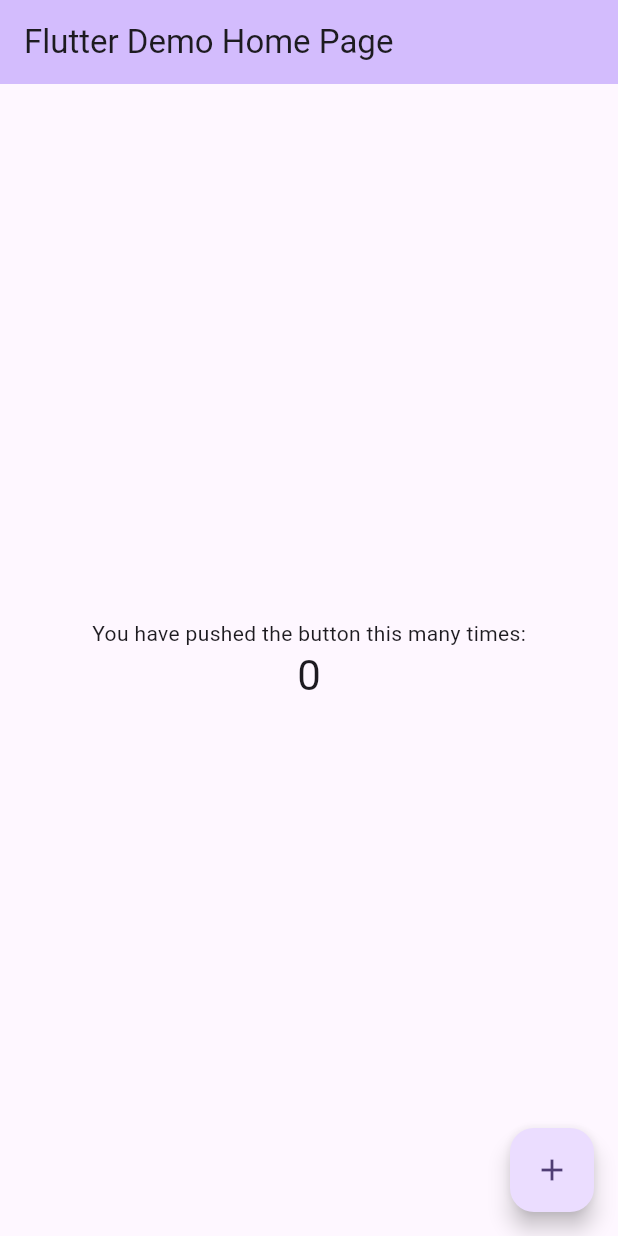
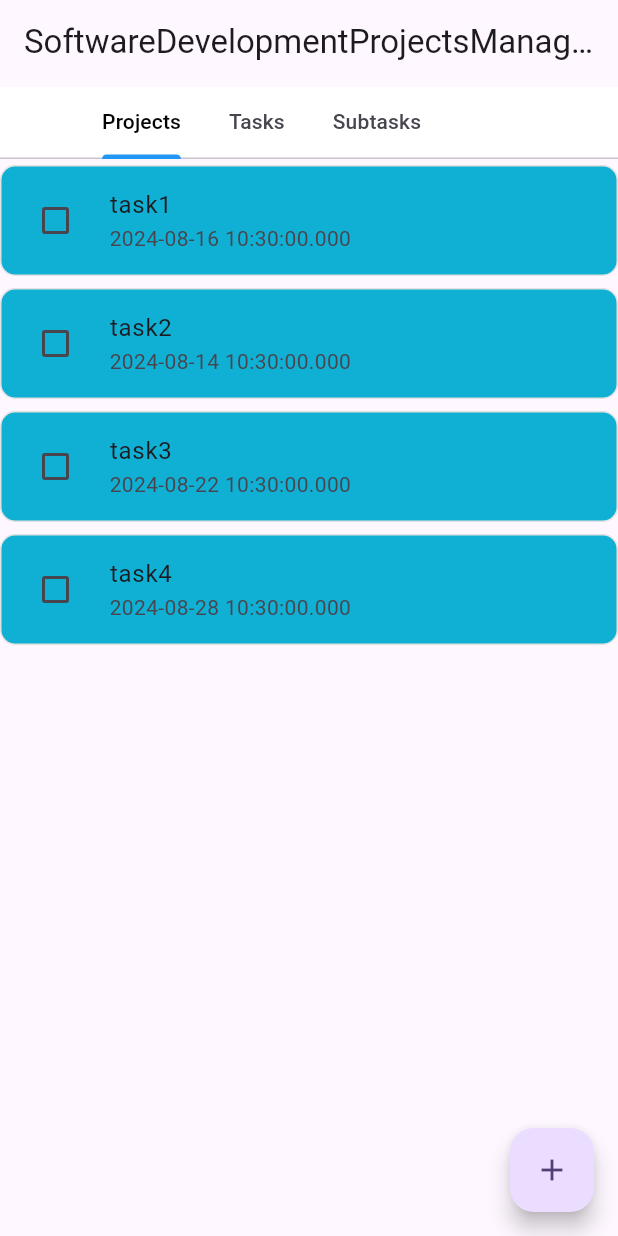
Before and after one commit to rimabouazra/DevelopmentProjectsManager, a Flutter app: the screen it shows after launch, on a phone screen of 412 x 824 dp. Run offline on Flutter 3.47's test engine with Material 3 defaults, Android fonts, the phone set to English and light mode, and no system bars.

Commit message:
Updated frontend files with new models, providers, views, and widgets

```diff
--- a/frontend/lib/main.dart
+++ b/frontend/lib/main.dart
@@ -1,7 +1,18 @@
 import 'package:flutter/material.dart';
+import 'package:frontend/provider/TaskModel.dart';
+import 'package:frontend/view/AddTasksView.dart';
+import 'package:frontend/view/ListTasksView.dart';
+import 'package:provider/provider.dart';
 
 void main() {
-  runApp(const MyApp());
+  runApp(
+    MultiProvider(
+      providers: [
+        ChangeNotifierProvider(create: (context) => TaskModel()),
+      ],
+      child: const MyApp(),
+    ),
+  );
 }
 
 class MyApp extends StatelessWidget {
@@ -13,113 +24,14 @@ class MyApp extends StatelessWidget {
     return MaterialApp(
       title: 'Flutter Demo',
       theme: ThemeData(
-        // This is the theme of your application.
-        //
-        // TRY THIS: Try running your application with "flutter run". You'll see
-        // the application has a purple toolbar. Then, without quitting the app,
-        // try changing the seedColor in the colorScheme below to Colors.green
-        // and then invoke "hot reload" (save your changes or press the "hot
-        // reload" button in a Flutter-supported IDE, or press "r" if you used
-        // the command line to start the app).
-        //
-        // Notice that the counter didn't reset back to zero; the application
-        // state is not lost during the reload. To reset the state, use hot
-        // restart instead.
-        //
-        // This works for code too, not just values: Most code changes can be
-        // tested with just a hot reload.
         colorScheme: ColorScheme.fromSeed(seedColor: Colors.deepPurple),
         useMaterial3: true,
       ),
-      home: const MyHomePage(title: 'Flutter Demo Home Page'),
+      routes: {
+        "ListTasks":(context)=>ListTasksView(),
+        "addTasks":(context)=>Addtasksview(),
+      },
+      home:ListTasksView(),
     );
   }
 }
-
-class MyHomePage extends StatefulWidget {
-  const MyHomePage({super.key, required this.title});
-
-  // This widget is the home page of your application. It is stateful, meaning
-  // that it has a State object (defined below) that contains fields that affect
-  // how it looks.
-
-  // This class is the configuration for the state. It holds the values (in this
-  // case the title) provided by the parent (in this case the App widget) and
-  // used by the build method of the State. Fields in a Widget subclass are
-  // always marked "final".
-
-  final String title;
-
-  @override
-  State<MyHomePage> createState() => _MyHomePageState();
-}
-
-class _MyHomePageState extends State<MyHomePage> {
-  int _counter = 0;
-
-  void _incrementCounter() {
-    setState(() {
-      // This call to setState tells the Flutter framework that something has
-      // changed in this State, which causes it to rerun the build method below
-      // so that the display can reflect the updated values. If we changed
-      // _counter without calling setState(), then the build method would not be
-      // called again, and so nothing would appear to happen.
-      _counter++;
-    });
-  }
-
-  @override
-  Widget build(BuildContext context) {
-    // This method is rerun every time setState is called, for instance as done
-    // by the _incrementCounter method above.
-    //
-    // The Flutter framework has been optimized to make rerunning build methods
-    // fast, so that you can just rebuild anything that needs updating rather
-    // than having to individually change instances of widgets.
-    return Scaffold(
-      appBar: AppBar(
-        // TRY THIS: Try changing the color here to a specific color (to
-        // Colors.amber, perhaps?) and trigger a hot reload to see the AppBar
-        // change color while the other colors stay the same.
-        backgroundColor: Theme.of(context).colorScheme.inversePrimary,
-        // Here we take the value from the MyHomePage object that was created by
-        // the App.build method, and use it to set our appbar title.
-        title: Text(widget.title),
-      ),
-      body: Center(
-        // Center is a layout widget. It takes a single child and positions it
-        // in the middle of the parent.
-        child: Column(
-          // Column is also a layout widget. It takes a list of children and
-          // arranges them vertically. By default, it sizes itself to fit its
-          // children horizontally, and tries to be as tall as its parent.
-          //
-          // Column has various properties to control how it sizes itself and
-          // how it positions its children. Here we use mainAxisAlignment to
-          // center the children vertically; the main axis here is the vertical
-          // axis because Columns are vertical (the cross axis would be
-          // horizontal).
-          //
-          // TRY THIS: Invoke "debug painting" (choose the "Toggle Debug Paint"
-          // action in the IDE, or press "p" in the console), to see the
-          // wireframe for each widget.
-          mainAxisAlignment: MainAxisAlignment.center,
-          children: <Widget>[
-            const Text(
-              'You have pushed the button this many times:',
-            ),
-            Text(
-              '$_counter',
-              style: Theme.of(context).textTheme.headlineMedium,
-            ),
-          ],
-        ),
-      ),
-      floatingActionButton: FloatingActionButton(
-        onPressed: _incrementCounter,
-        tooltip: 'Increment',
-        child: const Icon(Icons.add),
-      ), // This trailing comma makes auto-formatting nicer for build methods.
-    );
-  }
-}
--- /dev/null
+++ b/frontend/lib/model/Task.dart
@@ -0,0 +1,8 @@
+class Task {
+  String title;
+  bool status;
+  String description;
+  DateTime deadline;
+
+  Task(this.title,this.status,this.description,this.deadline);
+}
--- /dev/null
+++ b/frontend/lib/provider/TaskModel.dart
@@ -0,0 +1,19 @@
+import 'package:flutter/material.dart';
+import 'package:frontend/model/Task.dart';
+
+class TaskModel extends ChangeNotifier {
+  final List<Task> tasks = [
+    Task('task1',false,'task to do',DateTime.now().add(Duration(days: 1))),
+    Task('task2',false,'task to do',DateTime.now().subtract(Duration(days: 1))),
+    Task('task3',false,'task to do',DateTime.now().add(Duration(days: 7))),
+    Task('task4',false,'task to do',DateTime.now().add(Duration(days: 13))),
+  ];
+  List<Task> get items => tasks;
+
+ void markAsDone(int index){
+  tasks[index].status=true;
+  notifyListeners();
+ }
+
+
+}
--- /dev/null
+++ b/frontend/lib/view/AddTasksView.dart
@@ -0,0 +1,14 @@
+import 'package:flutter/material.dart';
+
+class Addtasksview extends StatelessWidget {
+  const Addtasksview({Key? key}) : super(key: key);
+
+  @override
+  Widget build(BuildContext context) {
+    return Scaffold(
+      appBar: AppBar(
+        title: Text("Add new Task"),
+      ),
+    );
+  }
+}
--- /dev/null
+++ b/frontend/lib/view/ListTasksView.dart
@@ -0,0 +1,53 @@
+import 'package:flutter/material.dart';
+import 'package:frontend/widget/ListTaskWidget.dart';
+
+class ListTasksView extends StatefulWidget {
+  const ListTasksView({Key? key}) : super(key: key);
+
+  @override
+  _ListTasksViewState createState() => _ListTasksViewState();
+}
+
+class _ListTasksViewState extends State<ListTasksView> {
+  @override
+  Widget build(BuildContext context) {
+    return DefaultTabController(
+        length: 3,
+        child: Scaffold(
+          appBar: AppBar(
+            title: Text("SoftwareDevelopmentProjectsManager"),
+            bottom: PreferredSize(
+            preferredSize: Size.fromHeight(50.0),
+            child: Container(
+              width: double.infinity,
+              color: Colors.white,
+              child: const TabBar(
+                isScrollable: true,
+                labelColor: Colors.black,
+                indicatorColor: Colors.blue,
+                tabs: [
+                  Tab(text: "Projects"),
+                  Tab(text: "Tasks"),
+                  Tab(text: "Subtasks"),
+                ],
+              ),
+            ),
+            ),
+          ),
+          body: const TabBarView(
+            children: [
+              ListTasksWidget(),
+              ListTasksWidget(),
+              ListTasksWidget(),
+            ],
+          ),
+          floatingActionButton: FloatingActionButton(
+            child: Icon(Icons.add),
+            onPressed: () {
+              Navigator.pushNamed(context, "addTasks");
+             },
+          ),
+        )
+      );
+  }
+}
--- /dev/null
+++ b/frontend/lib/widget/ListTaskWidget.dart
@@ -0,0 +1,40 @@
+import 'package:flutter/material.dart';
+import 'package:frontend/provider/TaskModel.dart';
+import 'package:provider/provider.dart';
+
+class ListTasksWidget extends StatelessWidget {
+  const ListTasksWidget({Key? key}) : super(key: key);
+
+  @override
+  Widget build(BuildContext context) {
+    return Consumer<TaskModel>(builder: (context, model, child) {
+      return ListView.builder(
+        itemCount: model.tasks.length,
+        itemBuilder: (BuildContext context, int index) {
+          return Padding(
+            padding: const EdgeInsets.symmetric(vertical: 4.0),
+            child: Container(
+              decoration: BoxDecoration(
+                  color: Color(0xFF0FB0D4),
+                  border: Border.all(
+                    color: Color(0xFFE2E2E2),
+                  ),
+                  borderRadius: BorderRadius.circular(10)),
+              child: CheckboxListTile(
+                title: Text(model.tasks[index].title),
+                subtitle: Text(model.tasks[index].deadline.toString()),
+                value: model.tasks[index].status,
+                onChanged: (bool? value) {
+                  model.markAsDone(index);
+                  print(model.tasks[index].status);
+                },
+                controlAffinity: ListTileControlAffinity.leading,
+              ),
+            ),
+          );
+        },
+      );
+    }
+    );
+  }
+}
--- a/frontend/pubspec.yaml
+++ b/frontend/pubspec.yaml
@@ -35,6 +35,7 @@ dependencies:
   # The following adds the Cupertino Icons font to your application.
   # Use with the CupertinoIcons class for iOS style icons.
   cupertino_icons: ^1.0.8
+  provider: ^6.1.2
 
 dev_dependencies:
   flutter_test:
```
Also changed, not shown: frontend/pubspec.lock.
